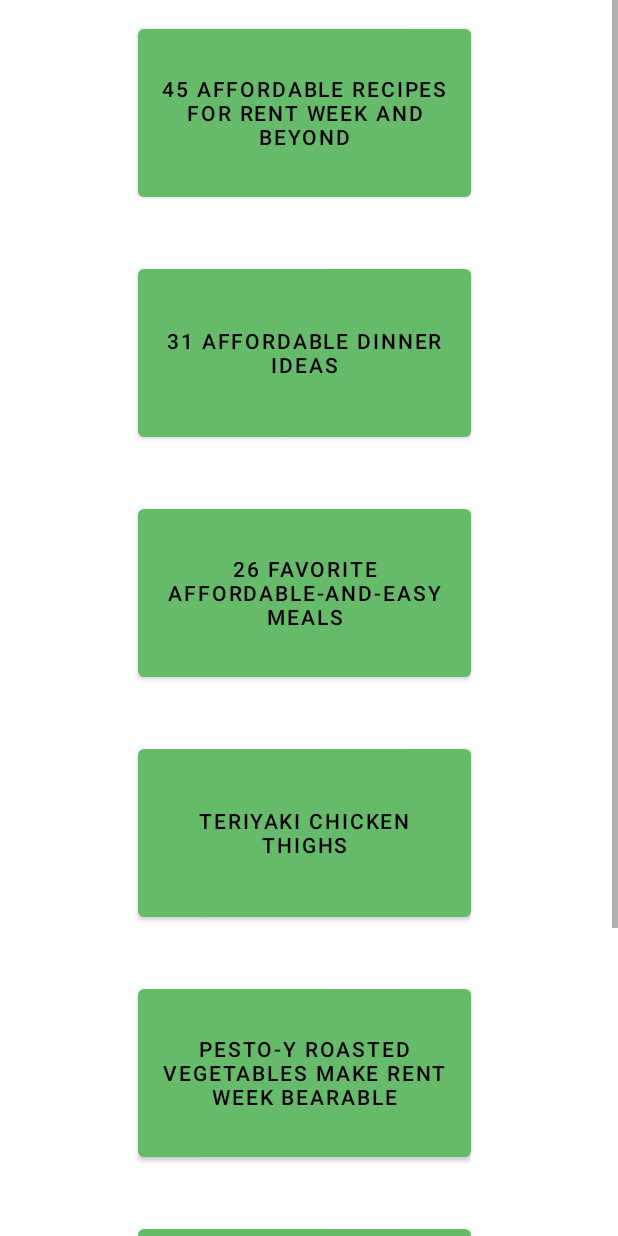
After one commit to mngo33/OttFoodHelp, an Android app: the RecipeActivity screen opened directly, with no data from a screen before it, on a phone screen of 412 x 824 dp. The commit adds this screen. Run offline under Robolectric (Android 15) with nearby library versions, the phone set to English and light mode, and no system bars.

Commit message:
Added menu, affordable recipes, changed icons.

```diff
--- /dev/null
+++ b/app/src/main/java/com/example/kuriustry2/RecipeActivity.java
@@ -0,0 +1,94 @@
+package com.example.kuriustry2;
+
+import androidx.appcompat.app.AppCompatActivity;
+
+import android.content.Intent;
+import android.net.Uri;
+import android.os.Bundle;
+import android.view.View;
+import android.widget.Button;
+
+public class RecipeActivity extends AppCompatActivity {
+
+    private Button fortyfive;
+    private Button thirtyone;
+    private Button twentysix;
+    private Button pesto;
+    private Button chicken;
+    private Button honey;
+    private Button lemon;
+
+    @Override
+    protected void onCreate(Bundle savedInstanceState) {
+        super.onCreate(savedInstanceState);
+        setContentView(R.layout.activity_recipe);
+
+        fortyfive = (Button) findViewById(R.id.fortyfive);
+        fortyfive.setOnClickListener(new View.OnClickListener() {
+            @Override
+            public void onClick(View v) {
+                gotoUrl("https://www.bonappetit.com/gallery/cheap-recipes");
+            }
+
+        });
+
+        thirtyone = (Button) findViewById(R.id.thirtyone);
+        thirtyone.setOnClickListener(new View.OnClickListener() {
+            @Override
+            public void onClick(View v) {
+                gotoUrl("https://www.countryliving.com/food-drinks/g4287/cheap-dinner-ideas/");
+            }
+
+        });
+
+        twentysix = (Button) findViewById(R.id.twentysix);
+        twentysix.setOnClickListener(new View.OnClickListener() {
+            @Override
+            public void onClick(View v) {
+                gotoUrl("https://www.thesimpledollar.com/save-money/20-favorite-dirt-cheap-meals/");
+            }
+
+        });
+
+        pesto = (Button) findViewById(R.id.pesto);
+        pesto.setOnClickListener(new View.OnClickListener() {
+            @Override
+            public void onClick(View v) {
+                gotoUrl("https://www.bonappetit.com/story/rent-week-pesto-roasted-vegetables");
+            }
+
+        });
+
+        chicken = (Button) findViewById(R.id.chickenThighs);
+        chicken.setOnClickListener(new View.OnClickListener() {
+            @Override
+            public void onClick(View v) {
+                gotoUrl("https://www.tasteofhome.com/recipes/teriyaki-chicken-thighs/");
+            }
+
+        });
+
+        honey = (Button) findViewById(R.id.honey);
+        honey.setOnClickListener(new View.OnClickListener() {
+            @Override
+            public void onClick(View v) {
+                gotoUrl("https://www.delish.com/cooking/recipe-ideas/recipes/a55762/honey-garlic-glazed-salmon-recipe/");
+            }
+
+        });
+
+        lemon = (Button) findViewById(R.id.lemon);
+        lemon.setOnClickListener(new View.OnClickListener() {
+            @Override
+            public void onClick(View v) {
+                gotoUrl("https://www.brit.co/love-and-lemons-cookbook/");
+            }
+
+        });
+    }
+
+    private void gotoUrl(String s) {
+        Uri uri = Uri.parse(s);
+        startActivity(new Intent(Intent.ACTION_VIEW, uri));
+    }
+}
--- /dev/null
+++ b/app/src/main/res/layout/activity_recipe.xml
@@ -0,0 +1,91 @@
+<?xml version="1.0" encoding="utf-8"?>
+<ScrollView xmlns:android="http://schemas.android.com/apk/res/android"
+    xmlns:app="http://schemas.android.com/apk/res-auto"
+    xmlns:tools="http://schemas.android.com/tools"
+    android:layout_width="match_parent"
+    android:layout_height="match_parent"
+    tools:context=".RecipeActivity">
+
+    <RelativeLayout
+        android:layout_width="wrap_content"
+        android:layout_height="wrap_content">
+
+        <Button
+            android:id="@+id/pesto"
+            android:layout_width="222dp"
+            android:layout_height="124dp"
+            android:layout_alignParentStart="true"
+            android:layout_alignParentTop="true"
+            android:layout_centerHorizontal="true"
+            android:layout_marginStart="92dp"
+            android:layout_marginTop="653dp"
+            android:text="Pesto-y Roasted Vegetables Make Rent Week Bearable" />
+
+        <Button
+            android:id="@+id/fortyfive"
+            android:layout_width="222dp"
+            android:layout_height="124dp"
+            android:layout_alignParentStart="true"
+            android:layout_alignParentTop="true"
+            android:layout_centerHorizontal="true"
+            android:layout_marginStart="92dp"
+            android:layout_marginTop="13dp"
+            android:text="45 Affordable Recipes for Rent Week and Beyond" />
+
+        <Button
+            android:id="@+id/twentysix"
+            android:layout_width="222dp"
+            android:layout_height="124dp"
+            android:layout_alignParentStart="true"
+            android:layout_alignParentTop="true"
+            android:layout_centerInParent="true"
+            android:layout_marginStart="92dp"
+            android:layout_marginTop="333dp"
+            android:text="26 Favorite Affordable-and-Easy Meals" />
+
+        <Button
+            android:id="@+id/thirtyone"
+            android:layout_width="222dp"
+            android:layout_height="124dp"
+            android:layout_alignParentStart="true"
+            android:layout_alignParentTop="true"
+            android:layout_centerHorizontal="true"
+            android:layout_marginStart="92dp"
+            android:layout_marginTop="173dp"
+            android:text="31 Affordable Dinner Ideas" />
+
+        <Button
+            android:id="@+id/chickenThighs"
+            android:layout_width="222dp"
+            android:layout_height="124dp"
+            android:layout_alignParentStart="true"
+            android:layout_alignParentTop="true"
+            android:layout_centerHorizontal="true"
+            android:layout_marginStart="92dp"
+            android:layout_marginTop="493dp"
+            android:text="Teriyaki Chicken Thighs" />
+
+        <Button
+            android:id="@+id/honey"
+            android:layout_width="222dp"
+            android:layout_height="124dp"
+            android:layout_alignParentStart="true"
+            android:layout_alignParentTop="true"
+            android:layout_centerHorizontal="true"
+            android:layout_marginStart="92dp"
+            android:layout_marginTop="813dp"
+            android:text="Honey Garlic Glazed Salmon" />
+
+        <Button
+            android:id="@+id/lemon"
+            android:layout_width="222dp"
+            android:layout_height="124dp"
+            android:layout_alignParentStart="true"
+            android:layout_alignParentTop="true"
+            android:layout_centerHorizontal="true"
+            android:layout_marginStart="92dp"
+            android:layout_marginTop="973dp"
+            android:text="Lemony Greens Soup" />
+    </RelativeLayout>
+
+</ScrollView>
```
Also changed, not shown: app/src/main/AndroidManifest.xml (+8 -6 lines), app/src/main/java/com/example/kuriustry2/Information.java (added, +30 -0 lines), app/src/main/java/com/example/kuriustry2/InventoryActivity.java (added, +56 -0 lines), app/src/main/java/com/example/kuriustry2/MapsActivity.java (+18 -5 lines), app/src/main/java/com/example/kuriustry2/MenuActivity.java (added, +62 -0 lines), app/src/main/java/com/example/kuriustry2/RegistrationActivity.java (+21 -9 lines), app/src/main/res/layout/activity_inventory.xml (added, +16 -0 lines), app/src/main/res/layout/activity_maps.xml (+11 -10 lines), app/src/main/res/layout/activity_menu.xml (added, +45 -0 lines), app/src/main/res/layout/list_item.xml (added, +10 -0 lines).
